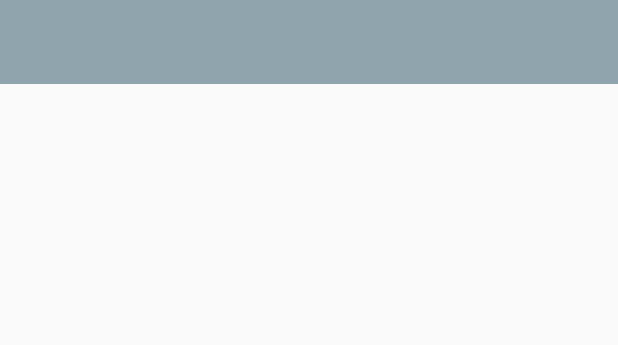
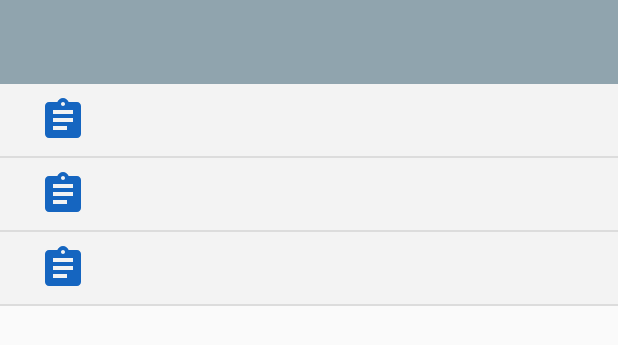
Before and after one commit to OoI3enZaoo/GITFrameApacas, an Android app: the layout activity_help.xml on its own in the app's theme, with its tools: preview values and no code run, on a phone screen of 412 x 824 dp. Shown: the top 345 px of the screen. Run offline under Robolectric (Android 15) with nearby library versions, the phone set to English and light mode, and no system bars.

Commit message:
เพิ่มเติม

```diff
--- a/app/src/main/AndroidManifest.xml
+++ b/app/src/main/AndroidManifest.xml
@@ -36,12 +36,12 @@
         <activity
             android:name=".HelpActivity"
             android:parentActivityName=".HelpActivity"
-            android:theme="@style/AppTheme.NoActionBar2"></activity>
+            android:theme="@style/AppTheme.Menu"></activity>
 
         <activity
             android:name=".SettingActivity"
             android:parentActivityName=".SettingActivity"
-            android:theme="@style/AppTheme.NoActionBar2"></activity>
+            android:theme="@style/AppTheme.Menu"></activity>
 
 
     </application>
--- /dev/null
+++ b/app/src/main/res/drawable/ic_assignment_blue_24dp.xml
@@ -0,0 +1,9 @@
+<vector xmlns:android="http://schemas.android.com/apk/res/android"
+        android:width="24dp"
+        android:height="24dp"
+        android:viewportWidth="24.0"
+        android:viewportHeight="24.0">
+    <path
+        android:fillColor="#1565C0"
+        android:pathData="M19,3h-4.18C14.4,1.84 13.3,1 12,1c-1.3,0 -2.4,0.84 -2.82,2L5,3c-1.1,0 -2,0.9 -2,2v14c0,1.1 0.9,2 2,2h14c1.1,0 2,-0.9 2,-2L21,5c0,-1.1 -0.9,-2 -2,-2zM12,3c0.55,0 1,0.45 1,1s-0.45,1 -1,1 -1,-0.45 -1,-1 0.45,-1 1,-1zM14,17L7,17v-2h7v2zM17,13L7,13v-2h10v2zM17,9L7,9L7,7h10v2z"/>
+</vector>
--- a/app/src/main/res/layout/activity_help.xml
+++ b/app/src/main/res/layout/activity_help.xml
@@ -17,4 +17,14 @@
         app:layout_scrollFlags="scroll|enterAlways"
         app:popupTheme="@style/AppTheme.PopupOverlay">
     </android.support.v7.widget.Toolbar>
+
+    <ListView
+
+        android:id="@+id/helpList"
+        android:layout_width="match_parent"
+        android:layout_height="match_parent"
+        tools:listitem="@layout/help_item_list"
+        >
+
+    </ListView>
 </LinearLayout>
--- a/app/src/main/res/layout/activity_setting.xml
+++ b/app/src/main/res/layout/activity_setting.xml
@@ -19,4 +19,9 @@
         app:popupTheme="@style/AppTheme.PopupOverlay">
     </android.support.v7.widget.Toolbar>
 
+    <ListView
+        android:id="@+id/setting_list"
+        android:layout_width="match_parent"
+        android:layout_height="match_parent">
+    </ListView>
 </LinearLayout>
--- /dev/null
+++ b/app/src/main/res/layout/help_item_list.xml
@@ -0,0 +1,33 @@
+<?xml version="1.0" encoding="utf-8"?>
+<LinearLayout xmlns:android="http://schemas.android.com/apk/res/android"
+    android:layout_width="match_parent"
+    android:layout_height="48dp"
+    android:orientation="horizontal"
+    android:background="#F3F3F3">
+
+    <!-- icon -->
+    <ImageView
+        android:id="@+id/item_icon"
+        android:layout_width="32dp"
+        android:layout_height="32dp"
+        android:layout_weight="1"
+        android:layout_alignParentLeft="true"
+        android:layout_marginLeft="8dp"
+        android:layout_marginRight="8dp"
+        android:layout_marginTop="8dp"
+        android:src="@drawable/ic_assignment_blue_24dp"
+        />
+
+    <!-- title -->
+    <TextView
+        android:layout_weight="9"
+        android:id="@+id/item_title"
+        android:layout_gravity="center"
+        android:layout_width="wrap_content"
+        android:layout_height="wrap_content"
+        android:layout_toRightOf="@+id/item_icon"
+
+        android:textSize="18dp" />
+
+
+</LinearLayout>
--- a/app/src/main/res/values/styles.xml
+++ b/app/src/main/res/values/styles.xml
@@ -27,7 +27,7 @@
         <item name="windowActionBar">false</item>
         <item name="windowNoTitle">true</item>
     </style>
-    <style name="AppTheme.NoActionBar2">
+    <style name="AppTheme.Menu">
         <item name="colorPrimary">#78909C</item>
         <item name="colorPrimaryDark">#546E7A</item>
         <item name="colorAccent">#78909C</item>
```
Also changed, not shown: app/src/main/java/com/admin/gitframeapacas/FeedHomeFragment.java (+6 -3 lines), app/src/main/java/com/admin/gitframeapacas/HelpActivity.java (+9 -0 lines), app/src/main/java/com/admin/gitframeapacas/HistoryActivity.java (+37 -9 lines), app/src/main/java/com/admin/gitframeapacas/HomeActivity.java (+7 -6 lines), app/src/main/java/com/admin/gitframeapacas/SettingActivity.java (+38 -0 lines).
